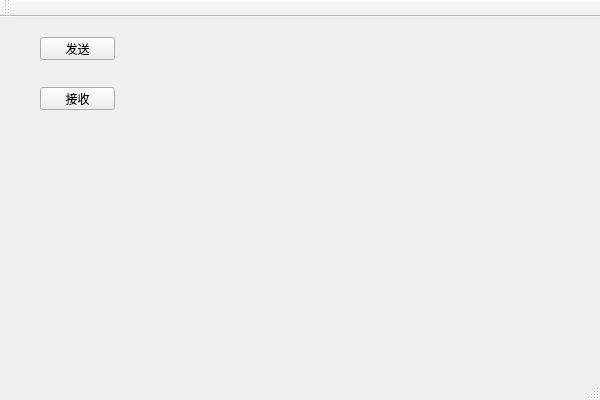
Before: the Qt Designer form PandaRC/PandaRC.ui in radtek/PandaRC, drawn with Qt 5.
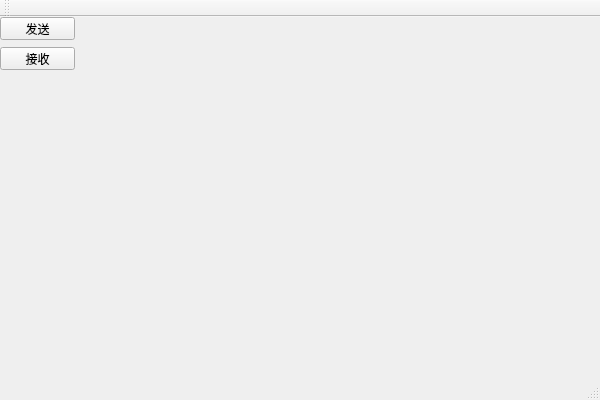
After: the same form once the commit is applied.

```diff
--- a/PandaRC/PandaRC.ui
+++ b/PandaRC/PandaRC.ui
@@ -17,8 +17,8 @@
    <widget class="QPushButton" name="btnSend">
     <property name="geometry">
      <rect>
-      <x>40</x>
-      <y>20</y>
+      <x>0</x>
+      <y>0</y>
       <width>75</width>
       <height>23</height>
      </rect>
@@ -30,8 +30,8 @@
    <widget class="QPushButton" name="btnRecv">
     <property name="geometry">
      <rect>
-      <x>40</x>
-      <y>70</y>
+      <x>0</x>
+      <y>30</y>
       <width>75</width>
       <height>23</height>
      </rect>
```
